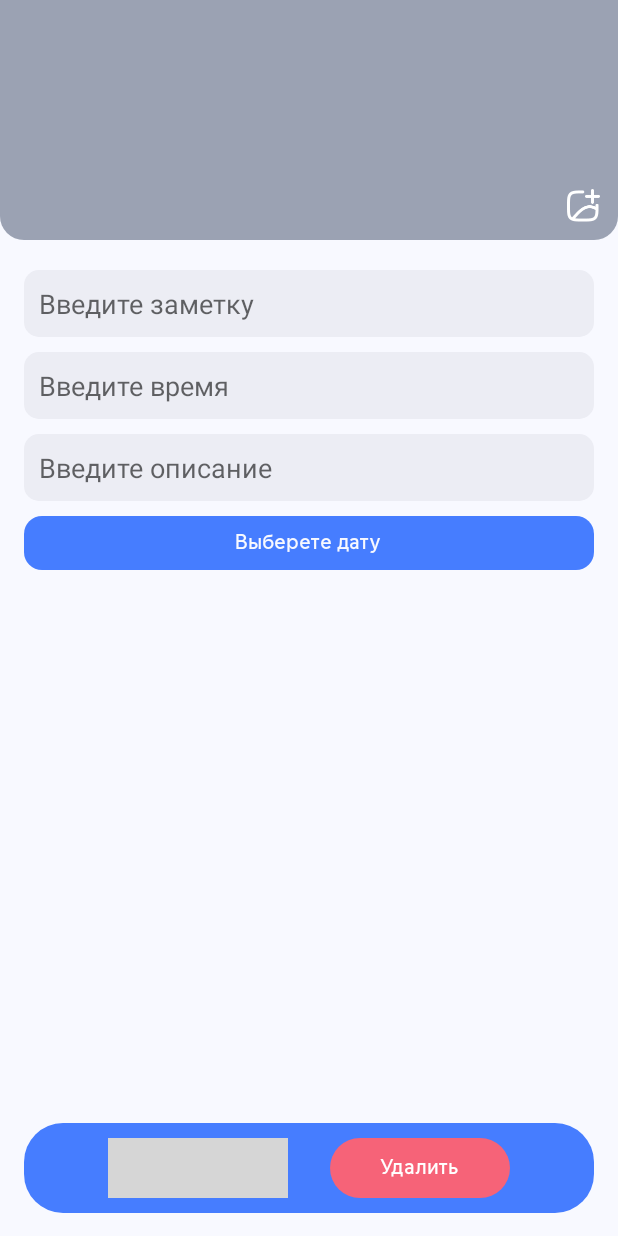
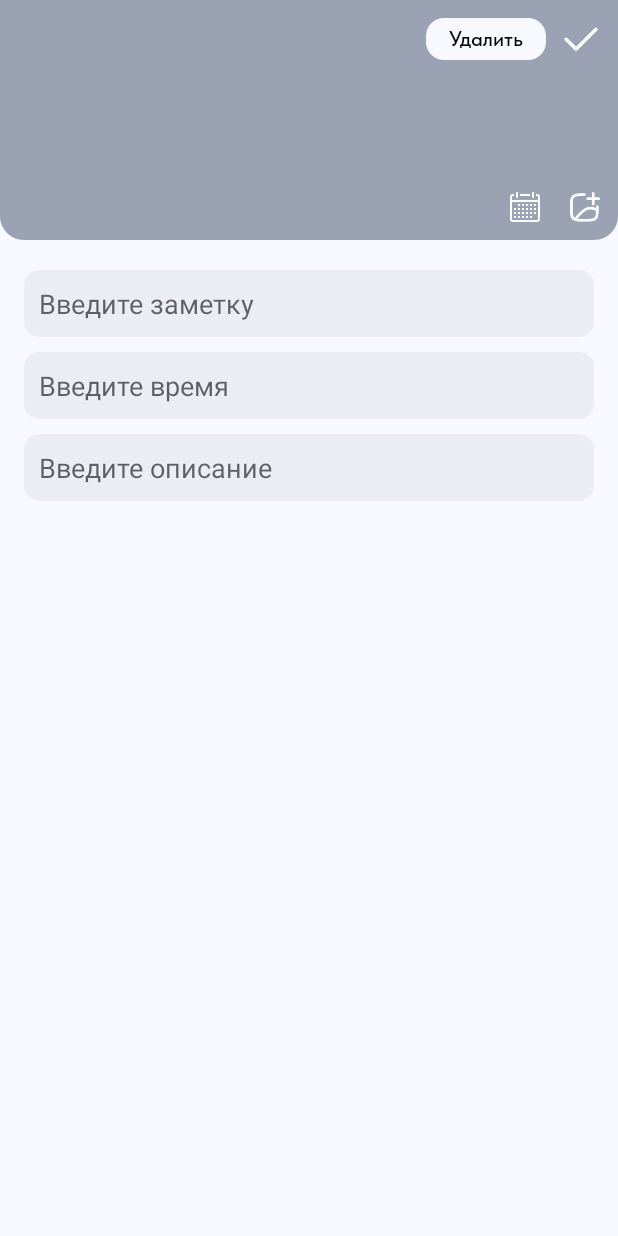
Before and after one commit to trackofficial/Memo-App, an Android app built with Jetpack Compose: the EditNoteActivity screen opened directly, with no data from a screen before it, on a phone screen of 412 x 824 dp. Run offline under Robolectric (Android 15) with nearby library versions, the phone set to English and light mode, and no system bars; grey boxes are pictures that could not be loaded.

Commit message:
Memo Vers. 1.01.1.2.4 (beta) 1.Изменил дизайн addNote и editNote

```diff
--- /dev/null
+++ b/app/src/main/res/drawable/form_for_edit_button_del.xml
@@ -0,0 +1,5 @@
+<?xml version="1.0" encoding="utf-8"?>
+<shape xmlns:android="http://schemas.android.com/apk/res/android">
+    <solid android:color="@color/background_color_light"></solid>
+    <corners android:radius="12dp"></corners>
+</shape>
--- a/app/src/main/res/layout/activity_edit_note.xml
+++ b/app/src/main/res/layout/activity_edit_note.xml
@@ -33,15 +33,55 @@
         </FrameLayout>
     </FrameLayout>
     <ImageButton
-        android:layout_width="22dp"
+        android:layout_width="20dp"
         android:background="@drawable/export_image_pin"
-        android:layout_height="22dp"
+        android:layout_height="20dp"
         android:layout_gravity="bottom|end"
         android:layout_marginRight="12dp"
         android:layout_marginBottom="12dp"
         android:id="@+id/buttonSelectImage">
 </ImageButton>
-
+    <ImageButton
+        android:layout_marginRight="52dp"
+        android:layout_marginBottom="12dp"
+        android:id="@+id/buttonSelectDateTime"
+        android:layout_width="20dp"
+        android:layout_height="20dp"
+        android:background="@drawable/calendar_button"
+        android:layout_gravity="bottom|end" />
+    <FrameLayout
+        android:layout_marginRight="12dp"
+        android:layout_marginTop="12dp"
+        android:layout_gravity="end"
+        android:layout_width="wrap_content"
+        android:layout_height="wrap_content">
+    <ImageButton
+        android:background="@drawable/create_pin_button"
+        android:id="@+id/buttonSaveNote"
+        android:layout_width="25dp"
+        android:layout_height="25dp"
+        android:layout_gravity="center_vertical|end" />
+    <FrameLayout
+        android:layout_width="wrap_content"
+        android:layout_height="wrap_content"
+        android:layout_gravity="end"
+        android:layout_marginRight="36dp">
+        <ImageButton
+            android:id="@+id/buttonDeleteNote"
+            android:layout_width="80dp"
+            android:layout_height="28dp"
+            android:background="@drawable/form_for_edit_button_del"
+            android:layout_gravity="center_horizontal"/>
+        <TextView
+            android:layout_width="wrap_content"
+            android:layout_height="wrap_content"
+            android:text="Удалить"
+            android:layout_gravity="center"
+            android:textSize="14dp"
+            android:fontFamily="@font/tilda_medium"
+            android:textColor="@color/black"></TextView>
+    </FrameLayout>
+    </FrameLayout>
 </FrameLayout>
 
             <EditText
@@ -79,100 +119,7 @@
                 android:maxLength="200"
                 android:gravity="top|start"
                 android:layout_marginTop="10dp"/>
-            <FrameLayout
-                android:layout_width="match_parent"
-                android:layout_height="wrap_content"
-                android:layout_gravity="bottom|center"
-                android:layout_marginTop="10dp"
-                android:layout_marginLeft="16dp"
-                android:layout_marginRight="16dp">
-                <ImageButton
-                    android:id="@+id/buttonSelectDateTime"
-                    android:layout_width="match_parent"
-                    android:layout_height="36dp"
-                    android:background="@drawable/form_for_other_button"
-                    android:layout_gravity="center" />
-                <TextView
-                    android:layout_width="wrap_content"
-                    android:layout_height="wrap_content"
-                    android:text="Выберете дату"
-                    android:layout_gravity="center"
-                    android:textSize="14dp"
-                    android:fontFamily="@font/lineyka"
-                    android:textColor="@color/background_color_light"></TextView>
-            </FrameLayout>
-            <!--Этот блок для смены фона-->
- <!-- Скрываем изображение, если его нет -->
+
         </LinearLayout>
-
-<LinearLayout
-    android:layout_width="match_parent"
-    android:layout_height="60dp"
-    android:layout_gravity="bottom"
-    android:layout_marginLeft="16dp"
-    android:layout_marginBottom="15dp"
-    android:background="@drawable/form_for_navigation_bar"
-    android:gravity="center"
-    android:layout_marginRight="16dp">
-    <Space
-        android:layout_width="wrap_content"
-        android:layout_height="wrap_content"
-        android:layout_weight="1"></Space>
-    <Space
-        android:layout_width="wrap_content"
-        android:layout_height="wrap_content"
-        android:layout_weight="1"></Space>
-        <FrameLayout
-            android:layout_width="wrap_content"
-            android:layout_height="wrap_content">
-            <ImageButton
-                android:id="@+id/buttonSaveNote"
-                android:layout_width="120dp"
-                android:layout_height="40dp"
-                android:background="@drawable/form_for_main_button"
-                android:layout_gravity="center" />
-
-            <TextView
-                android:layout_width="wrap_content"
-                android:layout_height="wrap_content"
-                android:text="Редактировать"
-                android:layout_gravity="center"
-                android:textSize="14dp"
-                android:fontFamily="@font/lineyka"
-                android:textColor="@color/text_color_main_button"></TextView>
-        </FrameLayout>
-    <Space
-        android:layout_width="wrap_content"
-        android:layout_height="wrap_content"
-        android:layout_weight="1"></Space>
-        <FrameLayout
-            android:layout_width="wrap_content"
-            android:layout_height="wrap_content"
-            android:layout_gravity="bottom|center"
-            android:layout_marginBottom="10dp">
-            <ImageButton
-                android:id="@+id/buttonDeleteNote"
-                android:layout_width="120dp"
-                android:layout_height="40dp"
-                android:background="@drawable/form_for_delete_button"
-                android:layout_gravity="center" />
-            <TextView
-                android:layout_width="wrap_content"
-                android:layout_height="wrap_content"
-                android:text="Удалить"
-                android:layout_gravity="center"
-                android:textSize="14dp"
-                android:fontFamily="@font/lineyka"
-                android:textColor="@color/white"></TextView>
-        </FrameLayout>
-    <Space
-        android:layout_width="wrap_content"
-        android:layout_height="wrap_content"
-        android:layout_weight="1"></Space>
-    <Space
-        android:layout_width="wrap_content"
-        android:layout_height="wrap_content"
-        android:layout_weight="1"></Space>
-</LinearLayout>
     </FrameLayout>
 </LinearLayout>
--- a/app/src/main/res/layout/history_note.xml
+++ b/app/src/main/res/layout/history_note.xml
@@ -34,7 +34,7 @@
                 android:layout_height="0dp"
                 android:fadeScrollbars="false"
                 android:scrollbars="none"
-                android:paddingBottom="30dp"
+                android:paddingBottom="1dp"
                 android:layout_weight="1">
 
             <LinearLayout
--- a/app/src/main/res/layout/note_item.xml
+++ b/app/src/main/res/layout/note_item.xml
@@ -5,7 +5,8 @@ android:layout_height="wrap_content"
 android:orientation="vertical"
 xmlns:app="http://schemas.android.com/apk/res-auto"
 android:padding="1.5dp"
-android:layout_marginTop="5dp"
+android:layout_marginTop="3dp"
+android:layout_marginBottom="3dp"
 android:layout_marginRight="11dp"
 android:layout_marginLeft="11dp"
 android:background="@drawable/back_none">
--- a/app/src/main/res/layout/note_item_h.xml
+++ b/app/src/main/res/layout/note_item_h.xml
@@ -5,7 +5,8 @@
     android:orientation="vertical"
     xmlns:app="http://schemas.android.com/apk/res-auto"
     android:padding="1.5dp"
-    android:layout_marginTop="5dp"
+    android:layout_marginTop="4dp"
+    android:layout_marginBottom="4dp"
     android:layout_marginRight="11dp"
     android:layout_marginLeft="11dp"
     android:background="@drawable/back_none">
```
Also changed, not shown: app/src/main/res/layout/activity_add_note.xml (+18 -57 lines), app/src/main/res/drawable/calendar_button.png (added), app/src/main/res/drawable/create_pin_button.png (added).
